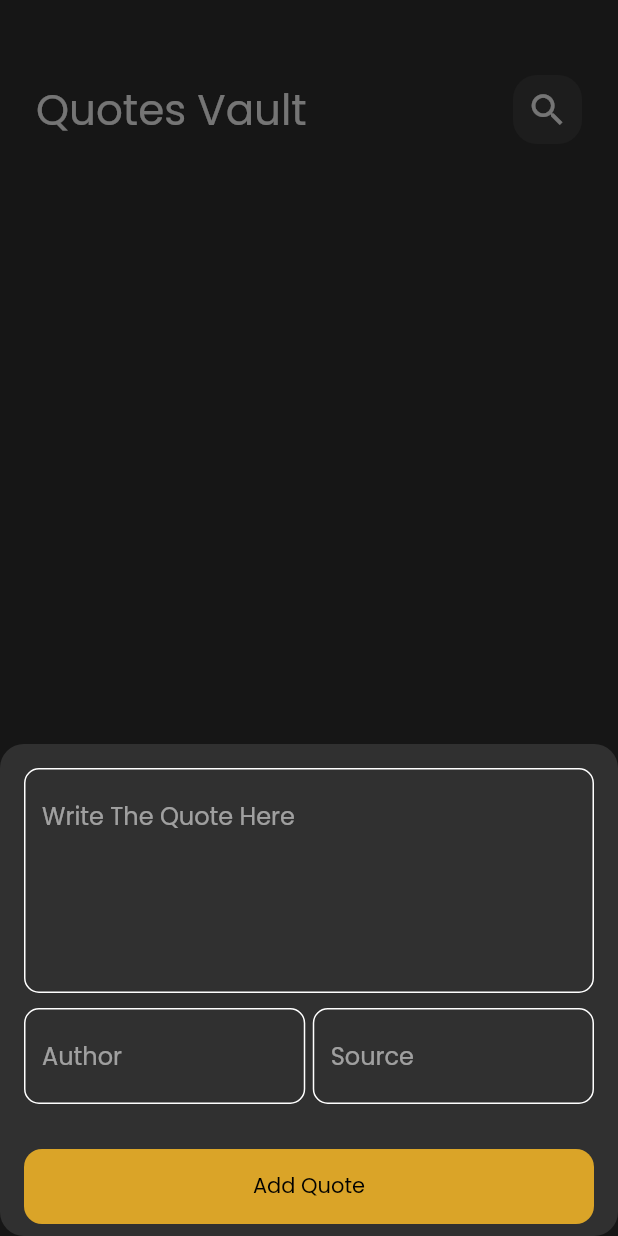
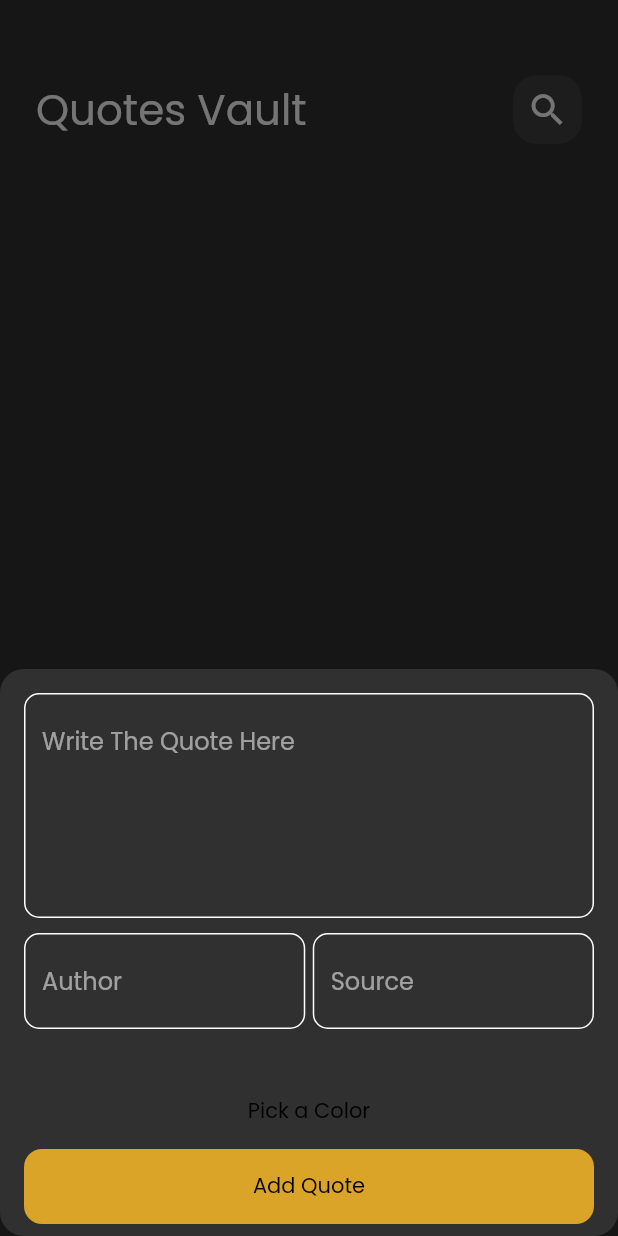
Before and after one commit to AmrTamer23/quote_vault, a Flutter app: the screen it shows after launch, after a tap on the "add" icon, on a phone screen of 412 x 824 dp. Run offline on Flutter 3.47's test engine with Material 2 defaults, Android fonts, the phone set to English and light mode, and no system bars; our stand-ins replace bloc, flutter_bloc, flutter_colorpicker, font_awesome_flutter, hive, hive_flutter and 1 more; missing offline and left inert: flex_color_picker; accounts and stored records are empty.

Commit message:
English Detector and finalize pick color

```diff
--- a/lib/models/quote_model.dart
+++ b/lib/models/quote_model.dart
@@ -5,15 +5,15 @@ part 'quote_model.g.dart';
 @HiveType(typeId: 0)
 class QuoteModel extends HiveObject {
   @HiveField(0)
-  final String quote;
+  String quote;
   @HiveField(1)
-  final String author;
+  String author;
   @HiveField(2)
-  final String source;
+  String source;
   @HiveField(3)
   final String date;
   @HiveField(4)
-  final int color;
+  int color;
 
   QuoteModel(
       {required this.quote,
--- a/lib/views/quotes_view.dart
+++ b/lib/views/quotes_view.dart
@@ -22,6 +22,7 @@ class QuotesView extends StatelessWidget {
               });
         },
         child: const Icon(Icons.add),
+        backgroundColor: Colors.amber,
       ),
       body: const QuotesViewBody(),
     );
--- a/lib/views/widgets/add_quote_form.dart
+++ b/lib/views/widgets/add_quote_form.dart
@@ -3,6 +3,7 @@ import 'package:quote_vault/cubits/add_quote_cubit/cubit/add_quote_cubit.dart';
 import 'package:quote_vault/models/quote_model.dart';
 import 'package:intl/intl.dart';
 import 'custom_button.dart';
+import 'package:flex_color_picker/flex_color_picker.dart';
 import 'custom_text_field.dart';
 import 'package:flutter_bloc/flutter_bloc.dart';
 
@@ -20,6 +21,7 @@ class _AddNewQuoteFormState extends State<AddNewQuoteForm> {
   AutovalidateMode autovalidateMode = AutovalidateMode.disabled;
 
   String? quote, author, source;
+  Color? color = Colors.black;
   @override
   Widget build(BuildContext context) {
     var cubit = BlocProvider.of<AddQuoteCubit>(context);
@@ -64,6 +66,12 @@ class _AddNewQuoteFormState extends State<AddNewQuoteForm> {
           const SizedBox(
             height: 30,
           ),
+          CustomButton(
+            text: "Pick a Color",
+            onTap: () async {
+              color = await showColorPickerDialog(context, Colors.black);
+            },
+          ),
           Padding(
             padding: const EdgeInsets.only(bottom: 8.0),
             child: BlocBuilder<AddQuoteCubit, AddQuoteState>(
@@ -81,7 +89,7 @@ class _AddNewQuoteFormState extends State<AddNewQuoteForm> {
                           author: author!,
                           source: source!,
                           date: formattedDate,
-                          color: Colors.blueAccent.value);
+                          color: color!.value);
                       cubit.addQuote(quoteModel);
                     } else {
                       autovalidateMode = AutovalidateMode.always;
--- a/lib/views/widgets/custom_app_bar.dart
+++ b/lib/views/widgets/custom_app_bar.dart
@@ -3,10 +3,11 @@ import 'package:font_awesome_flutter/font_awesome_flutter.dart';
 import 'package:quote_vault/views/widgets/custom_button_icon.dart';
 
 class CustomAppBar extends StatelessWidget {
-  const CustomAppBar({super.key, this.title, this.icon});
+  const CustomAppBar({super.key, this.title, this.icon, this.onTap});
 
   final String? title;
   final IconData? icon;
+  final void Function()? onTap;
   @override
   Widget build(BuildContext context) {
     return Row(
@@ -16,7 +17,10 @@ class CustomAppBar extends StatelessWidget {
           style: const TextStyle(fontSize: 28),
         ),
         const Spacer(),
-        CustomButtonIcon(icon: icon),
+        CustomButtonIcon(
+          icon: icon,
+          onTap: onTap,
+        ),
       ],
     );
   }
--- a/lib/views/widgets/custom_button_icon.dart
+++ b/lib/views/widgets/custom_button_icon.dart
@@ -1,11 +1,14 @@
 import 'package:flutter/material.dart';
 
 class CustomButtonIcon extends StatelessWidget {
-  const CustomButtonIcon({super.key, this.icon});
+  const CustomButtonIcon({super.key, this.icon, this.onTap});
   final IconData? icon;
+  final void Function()? onTap;
   @override
   Widget build(BuildContext context) {
-    return Container(
+    return GestureDetector(
+      onTap: onTap,
+      child: Container(
         height: 46,
         width: 46,
         decoration: BoxDecoration(
@@ -13,6 +16,7 @@ class CustomButtonIcon extends StatelessWidget {
           borderRadius: BorderRadius.circular(16),
         ),
         child: Icon(icon, size: 28),
+      ),
     );
   }
 }
--- a/lib/views/widgets/custom_text_field.dart
+++ b/lib/views/widgets/custom_text_field.dart
@@ -10,18 +10,21 @@ class CustomTextField extends StatelessWidget {
       this.hint,
       this.obscure = false,
       this.maxlines = 1,
-      this.onSaved});
+      this.onSaved,
+      this.initialValue = ''});
 
   final Function(String)? onChanged;
   final String? hint;
   final bool? obscure;
   final int? maxlines;
+  final String? initialValue;
   final void Function(String?)? onSaved;
   @override
   Widget build(BuildContext context) {
     // ignore: prefer_const_constructors
     return TextFormField(
       onSaved: onSaved,
+      initialValue: initialValue,
       obscureText: obscure!,
       onChanged: onChanged,
       maxLines: maxlines,
--- a/pubspec.yaml
+++ b/pubspec.yaml
@@ -35,7 +35,10 @@ dependencies:
 dev_dependencies:
   bloc: ^8.1.1
   build_runner: ^2.3.3
+  caviare_flutter_colorpicker: ^1.0.1
+  flex_color_picker: ^3.1.0
   flutter_bloc: ^8.1.2
+  flutter_colorpicker: ^1.0.3
   flutter_lints: ^2.0.0
   flutter_test:
     sdk: flutter
```
Also changed, not shown: lib/views/edit_quote_view.dart (+8 -3 lines), lib/views/widgets/edit_quote_view_body.dart (+37 -14 lines), lib/views/widgets/quote_item.dart (+6 -9 lines), pubspec.lock. Lines whose indentation alone changed are shown as unchanged.
